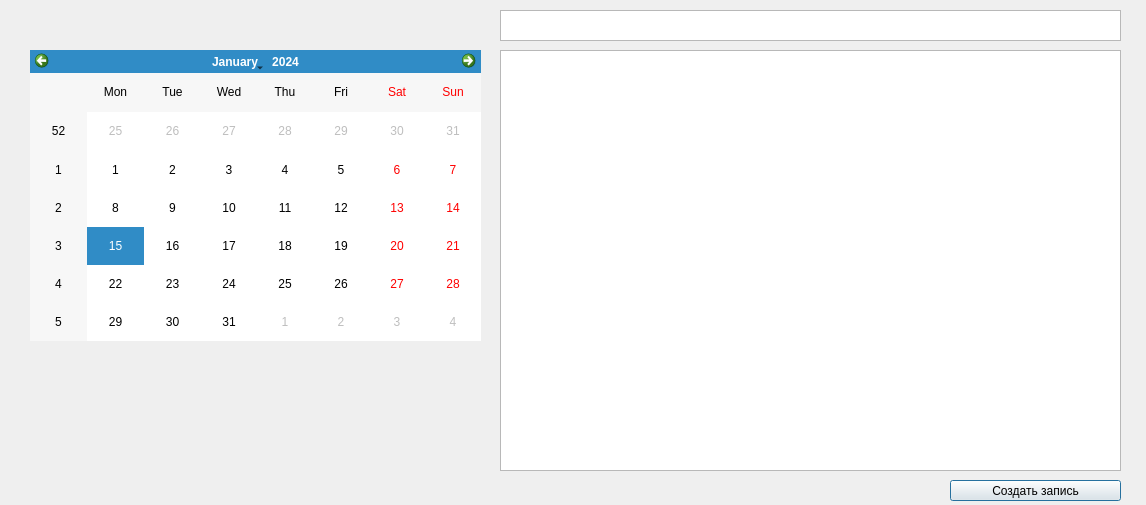
This is 004_CHMV/QTLearning/CourseWork02Improved/datedialog.ui in leaptop/repos2 as Qt 5 draws it before an edit. The edited form follows.
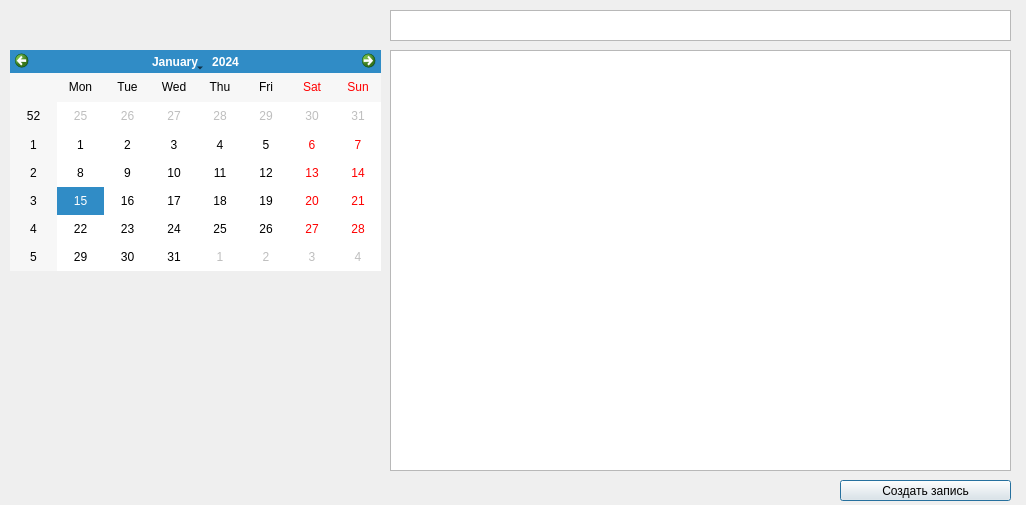
This is the edited form. Icons and pictures are not drawn.

What changed in the file:
```diff
--- a/004_CHMV/QTLearning/CourseWork02Improved/datedialog.ui
+++ b/004_CHMV/QTLearning/CourseWork02Improved/datedialog.ui
@@ -6,7 +6,7 @@
    <rect>
     <x>0</x>
     <y>0</y>
-    <width>1146</width>
+    <width>1026</width>
     <height>505</height>
    </rect>
   </property>
@@ -20,17 +20,17 @@
   <widget class="QCalendarWidget" name="calendarWidget">
    <property name="geometry">
     <rect>
-     <x>30</x>
+     <x>10</x>
      <y>50</y>
-     <width>451</width>
-     <height>291</height>
+     <width>371</width>
+     <height>221</height>
     </rect>
    </property>
   </widget>
   <widget class="QTextEdit" name="textEdit">
    <property name="geometry">
     <rect>
-     <x>500</x>
+     <x>390</x>
      <y>50</y>
      <width>621</width>
      <height>421</height>
@@ -50,7 +50,7 @@
   <widget class="QPushButton" name="pushButton">
    <property name="geometry">
     <rect>
-     <x>950</x>
+     <x>840</x>
      <y>480</y>
      <width>171</width>
      <height>21</height>
@@ -63,7 +63,7 @@
   <widget class="QTextEdit" name="textEdit_2">
    <property name="geometry">
     <rect>
-     <x>500</x>
+     <x>390</x>
      <y>10</y>
      <width>621</width>
      <height>31</height>
```
Left out of the diff: 19 changed lines with no effect on the pictures.
